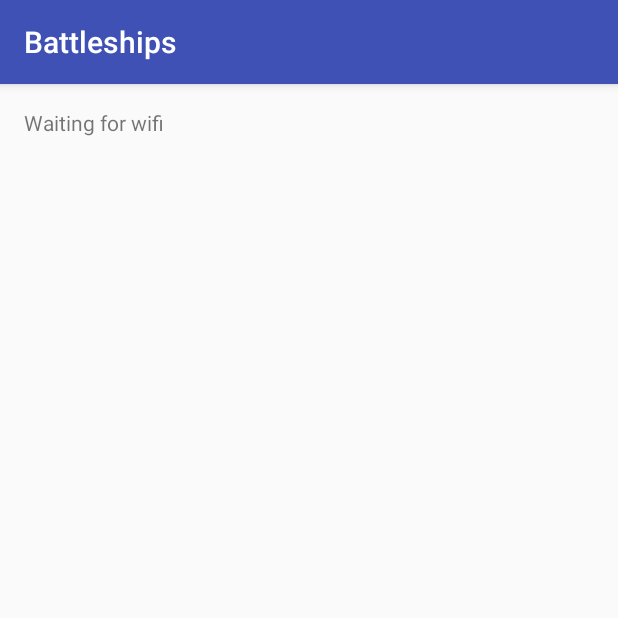
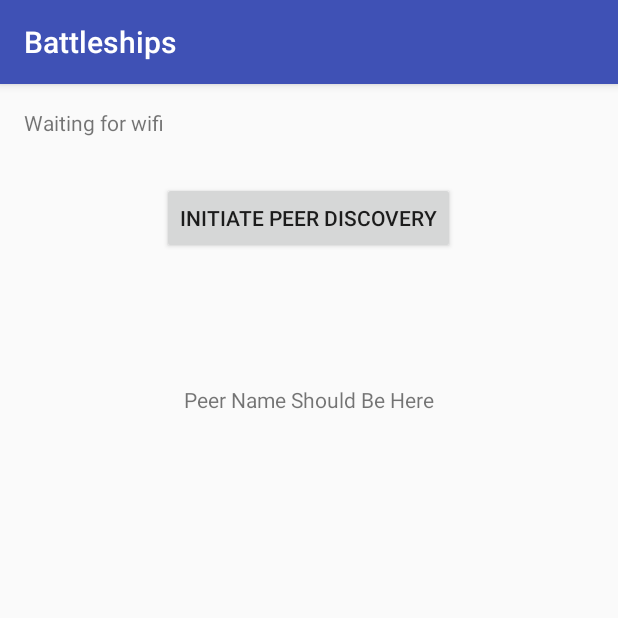
Before and after one commit to Carried-by-Compiler/Battleships, an Android app: the screen it shows after launch (MainActivity), on a phone screen of 412 x 824 dp, the top half of it. Run offline under Robolectric (Android 15) with nearby library versions, the light colour scheme and no system bars.

Commit message:
Implemented Peer Discovery
Written code for discovering peers.

```diff
--- a/Battleships/app/src/main/java/com/example/battleships/MainActivity.java
+++ b/Battleships/app/src/main/java/com/example/battleships/MainActivity.java
@@ -3,17 +3,21 @@ package com.example.battleships;
 import android.content.BroadcastReceiver;
 import android.content.Context;
 import android.content.IntentFilter;
+import android.net.wifi.p2p.WifiP2pDevice;
 import android.net.wifi.p2p.WifiP2pManager;
 import android.support.v7.app.AppCompatActivity;
 import android.os.Bundle;
+import android.view.View;
+import android.widget.Button;
 import android.widget.TextView;
+import android.widget.Toast;
 
 public class MainActivity extends AppCompatActivity {
 
-    WifiP2pManager mManager;
-    WifiP2pManager.Channel mChannel;
-    BroadcastReceiver mReceiver;
-    IntentFilter mIntentFilter;
+    private WifiP2pManager mManager;
+    private WifiP2pManager.Channel mChannel;
+    private BroadcastReceiver mReceiver;
+    private final IntentFilter intentFilter = new IntentFilter();
 
 
     @Override
@@ -21,28 +25,49 @@ public class MainActivity extends AppCompatActivity {
         super.onCreate(savedInstanceState);
         setContentView(R.layout.activity_main);
 
+        Button b = (Button)findViewById(R.id.button);
+        b.setOnClickListener(new View.OnClickListener() {
+            @Override
+            public void onClick(View v) {
+                startPeerDiscovery();
+            }
+        });
+
+        intentFilter.addAction(WifiP2pManager.WIFI_P2P_STATE_CHANGED_ACTION);
+        intentFilter.addAction(WifiP2pManager.WIFI_P2P_PEERS_CHANGED_ACTION);
+        intentFilter.addAction(WifiP2pManager.WIFI_P2P_CONNECTION_CHANGED_ACTION);
+        intentFilter.addAction(WifiP2pManager.WIFI_P2P_THIS_DEVICE_CHANGED_ACTION);
+
         mManager = (WifiP2pManager) getSystemService(Context.WIFI_P2P_SERVICE);
         mChannel = mManager.initialize(this, getMainLooper(), null);
-        mReceiver = new WiFiDirectBroadcastReceiver(mManager, mChannel, this);
-
-        mIntentFilter = new IntentFilter();
-        mIntentFilter.addAction(WifiP2pManager.WIFI_P2P_STATE_CHANGED_ACTION);
-        mIntentFilter.addAction(WifiP2pManager.WIFI_P2P_PEERS_CHANGED_ACTION);
-        mIntentFilter.addAction(WifiP2pManager.WIFI_P2P_CONNECTION_CHANGED_ACTION);
-        mIntentFilter.addAction(WifiP2pManager.WIFI_P2P_THIS_DEVICE_CHANGED_ACTION);
     }
 
     @Override
     protected void onResume() {
         /* register the broadcast receiver with the intent values to be matched */
         super.onResume();
-        registerReceiver(mReceiver, mIntentFilter);
+        mReceiver = new WiFiDirectBroadcastReceiver(mManager, mChannel, this);
+        registerReceiver(mReceiver, intentFilter);
     }
 
     @Override
     protected void onPause() {
         super.onPause();
         unregisterReceiver(mReceiver);
+    }
+
+    private void startPeerDiscovery() {
+        mManager.discoverPeers(mChannel, new WifiP2pManager.ActionListener() {
+            @Override
+            public void onSuccess() {
+                Toast.makeText(MainActivity.this, "Started peer discovery", Toast.LENGTH_SHORT).show();
+            }
+
+            @Override
+            public void onFailure(int reason) {
+
+            }
+        });
     }
 
     public void setWifiText(int indicator) {
@@ -55,4 +80,13 @@ public class MainActivity extends AppCompatActivity {
             v.setText("Wifi is turned off");
         }
     }
+
+    public void displayPeer(WifiP2pDevice device) {
+        TextView v = (TextView)findViewById(R.id.peer_name);
+        v.setText(device.deviceName);
+    }
+
+    public void peerFound() {
+        Toast.makeText(this, "Peer found", Toast.LENGTH_SHORT).show();
+    }
 }
--- a/Battleships/app/src/main/res/layout/activity_main.xml
+++ b/Battleships/app/src/main/res/layout/activity_main.xml
@@ -15,4 +15,22 @@
         android:layout_height="wrap_content"
         android:text="@string/wifi_identification"
         android:id="@+id/wifi_indicator"/>
+
+    <Button
+        android:text="@string/button"
+        android:layout_width="wrap_content"
+        android:layout_height="wrap_content"
+        android:layout_below="@+id/wifi_indicator"
+        android:layout_centerHorizontal="true"
+        android:layout_marginTop="30dp"
+        android:id="@+id/button" />
+
+    <TextView
+        android:text="Peer Name Should Be Here"
+        android:layout_width="wrap_content"
+        android:layout_height="wrap_content"
+        android:layout_below="@+id/button"
+        android:layout_centerHorizontal="true"
+        android:layout_marginTop="87dp"
+        android:id="@+id/peer_name" />
 </RelativeLayout>
--- a/Battleships/app/src/main/res/values/strings.xml
+++ b/Battleships/app/src/main/res/values/strings.xml
@@ -1,4 +1,5 @@
 <resources>
     <string name="app_name">Battleships</string>
     <string name="wifi_identification">Waiting for wifi</string>
+    <string name="button">Initiate Peer Discovery</string>
 </resources>
```
Also changed, not shown: Battleships/app/src/main/java/com/example/battleships/WiFiDirectBroadcastReceiver.java (+25 -0 lines), Battleships/app/src/main/res/layout/devices.xml (added, +14 -0 lines).
